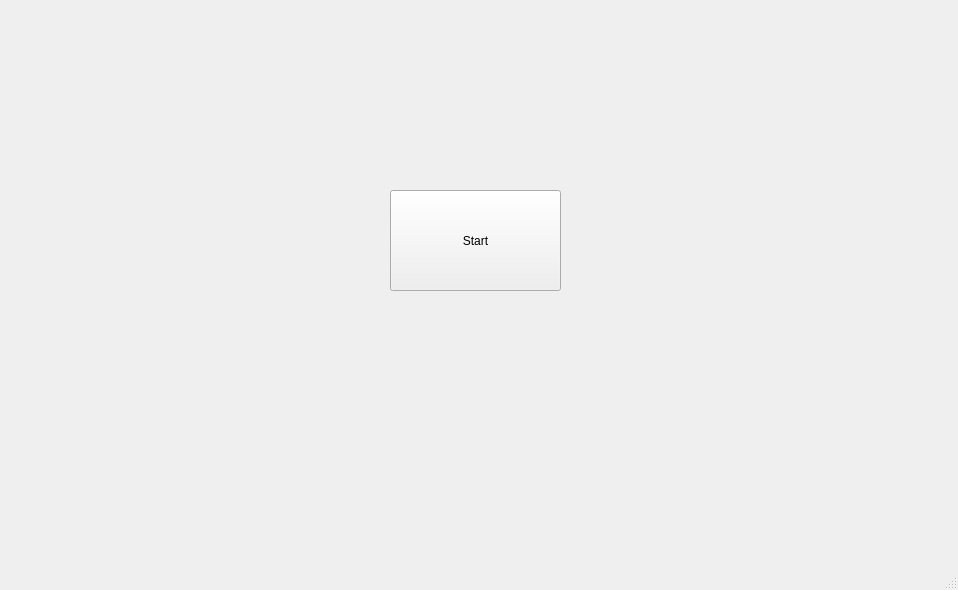
First picture: the form in Tower_Defence/mainwindow.ui, repository RDCJ/Tower_Defence, before the edit.
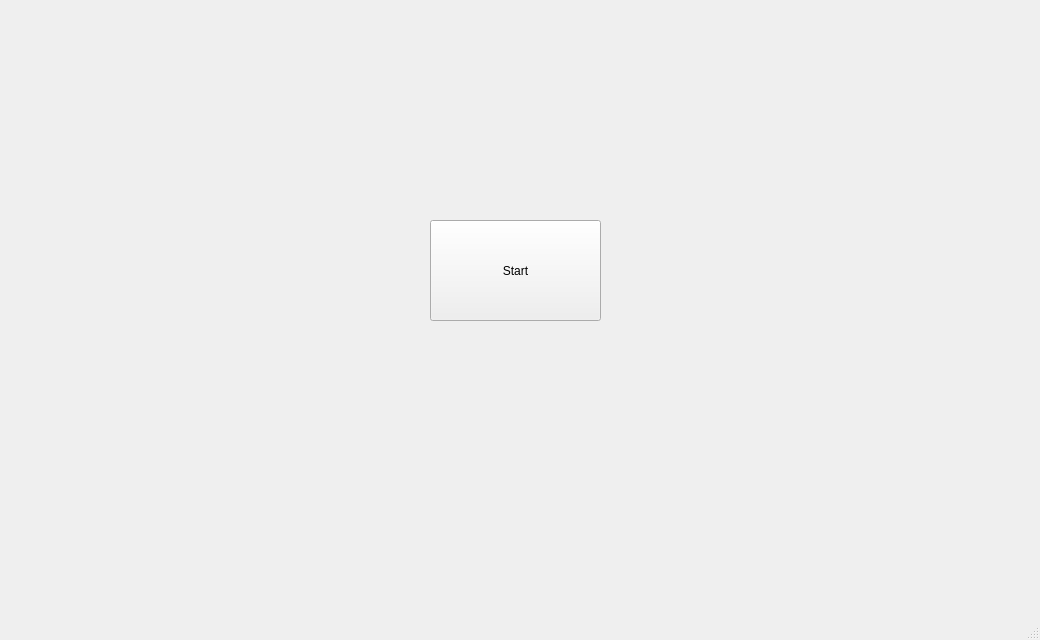
Second picture: the form after the edit.

The edit to the form file:
```diff
--- a/Tower_Defence/mainwindow.ui
+++ b/Tower_Defence/mainwindow.ui
@@ -6,8 +6,8 @@
    <rect>
     <x>0</x>
     <y>0</y>
-    <width>958</width>
-    <height>590</height>
+    <width>1040</width>
+    <height>640</height>
    </rect>
   </property>
   <property name="windowTitle">
@@ -17,8 +17,8 @@
    <widget class="QPushButton" name="Start">
     <property name="geometry">
      <rect>
-      <x>390</x>
-      <y>190</y>
+      <x>430</x>
+      <y>220</y>
       <width>171</width>
       <height>101</height>
      </rect>
```
Left out of the diff: 2 changed lines with no effect on the pictures.
